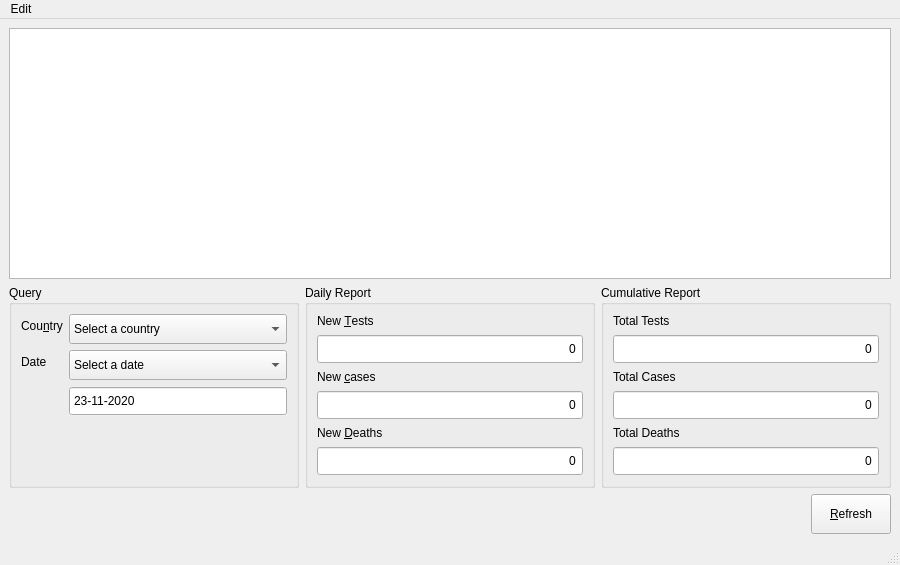
First picture: the form in src/mainwindow.ui, repository faouziMohamed/covid-data, before the edit.
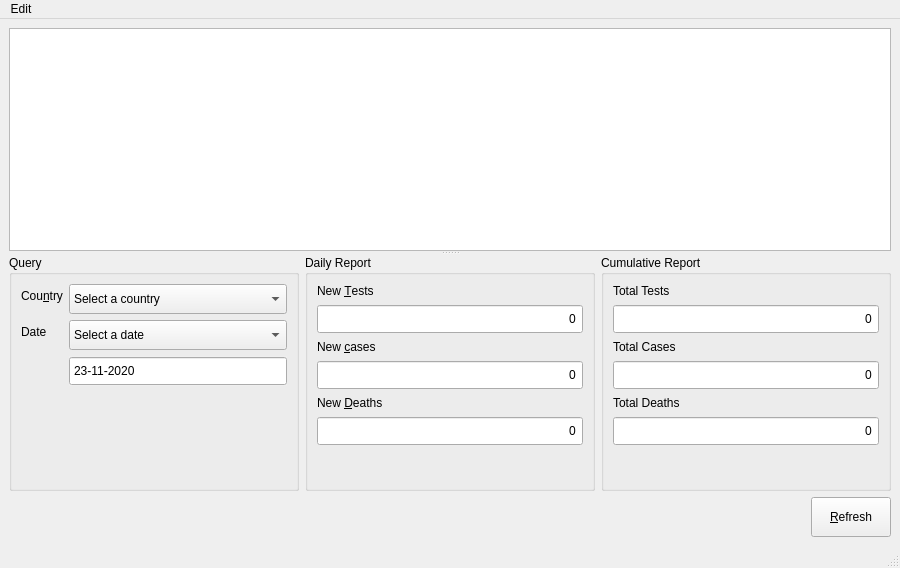
Second picture: the form after the edit.

Commit message: New basic design without styling

The edit to the form file:
```diff
--- a/src/mainwindow.ui
+++ b/src/mainwindow.ui
@@ -8,7 +8,7 @@
     <x>0</x>
     <y>0</y>
     <width>900</width>
-    <height>565</height>
+    <height>568</height>
    </rect>
   </property>
   <property name="minimumSize">
@@ -33,8 +33,12 @@
    <string notr="true"/>
   </property>
   <widget class="QWidget" name="centralwidget">
-   <layout class="QVBoxLayout" name="verticalLayout">
-    <item>
+   <layout class="QGridLayout" name="gridLayout_2">
+    <item row="0" column="0">
+     <widget class="QSplitter" name="splitter">
+      <property name="orientation">
+       <enum>Qt::Vertical</enum>
+      </property>
      <widget class="QTreeView" name="treeView">
       <property name="minimumSize">
        <size>
@@ -46,8 +50,7 @@
        <bool>false</bool>
       </attribute>
      </widget>
-    </item>
-    <item>
+      <widget class="QWidget" name="">
      <layout class="QGridLayout" name="gridLayout">
       <item row="0" column="0">
        <widget class="QGroupBox" name="groupBox">
@@ -492,8 +495,10 @@
        </widget>
       </item>
      </layout>
+      </widget>
+     </widget>
     </item>
-    <item>
+    <item row="1" column="0">
      <layout class="QHBoxLayout" name="btnHLayout">
       <item>
        <spacer name="btnLeftHSpacer">
```
Lines whose indentation alone changed are shown as unchanged. The commit also changes 1 other file.
